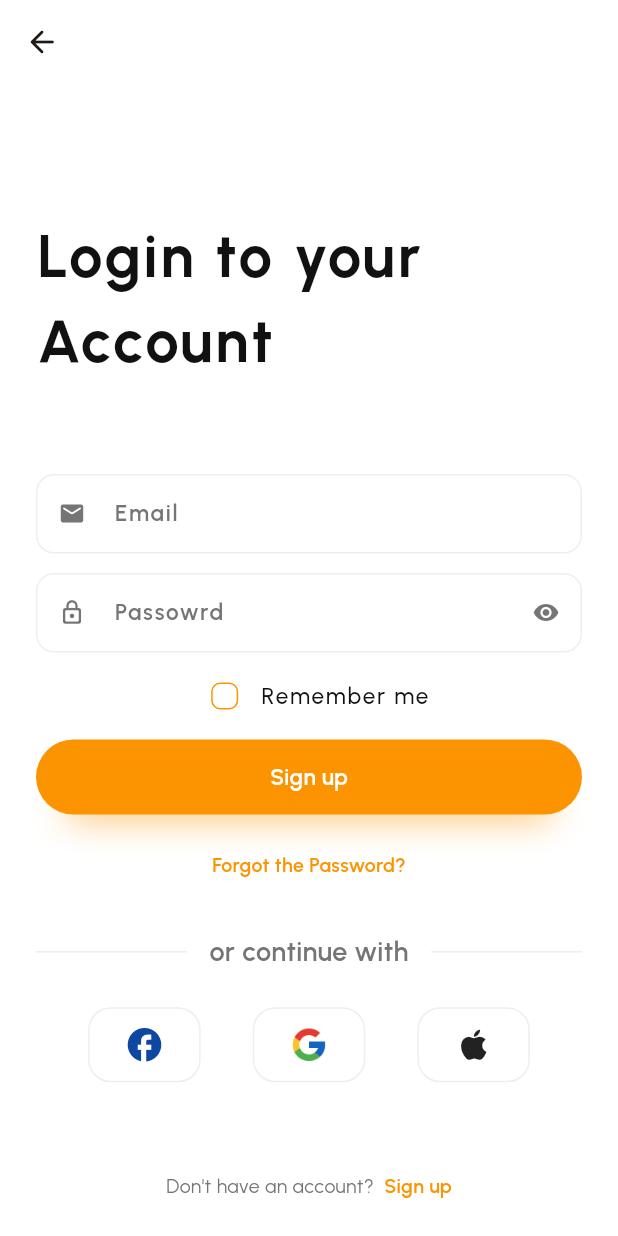
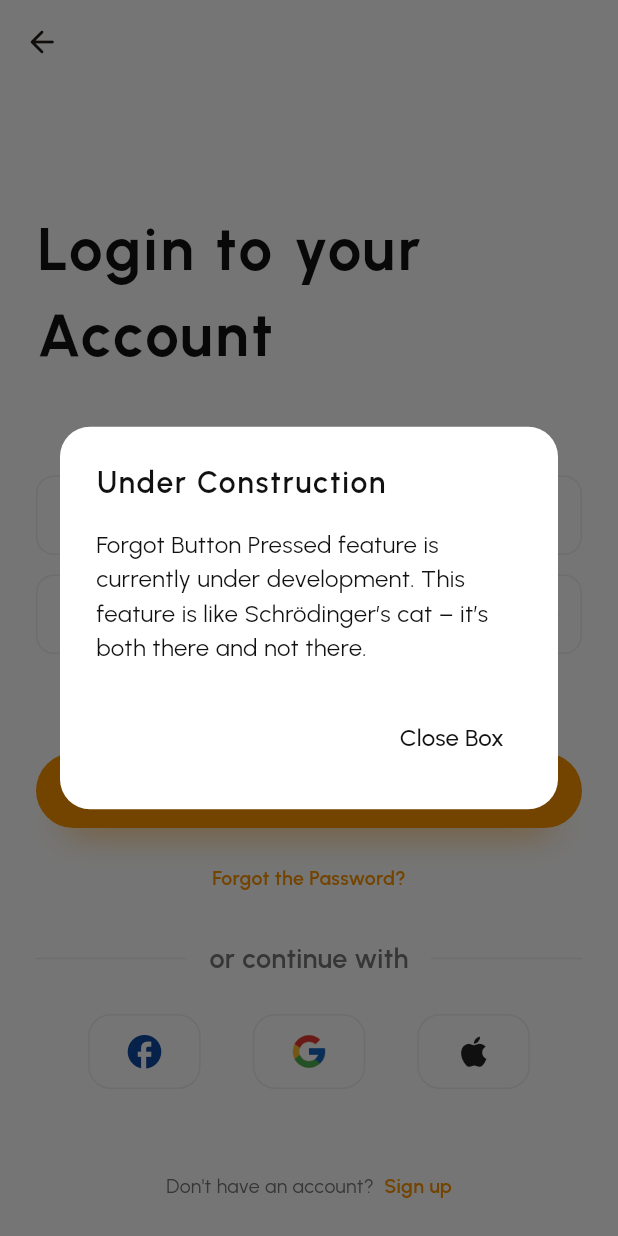
Before and after one commit to Gaurav-Kushwaha-1225/Casca, a Flutter app: the LoginPage3 screen opened by its route, after a tap on "Forgot the Password?", on a phone screen of 412 x 824 dp. Run offline on Flutter 3.47's test engine with Material 3 defaults, Android fonts, the light colour scheme and no system bars; our stand-ins replace go_router, google_fonts, sqflite; accounts and stored records are empty.

Commit message:
Login Page Text Field Completed

```diff
--- a/lib/screens/login_page/login_page_3/login_page_3.dart
+++ b/lib/screens/login_page/login_page_3/login_page_3.dart
@@ -14,6 +14,7 @@ import 'package:go_router/go_router.dart';
 import 'package:google_fonts/google_fonts.dart';
 
 import '../../../utils/routes_consts.dart';
+import '../../../widgets/under_development_feature.dart';
 
 class LoginPage3 extends StatefulWidget {
   const LoginPage3({super.key});
@@ -29,6 +30,19 @@ class _LoginPage3State extends State<LoginPage3> {
   final TextEditingController passwordTextEditingController =
       TextEditingController();
   final FocusNode passwordFocusNode = FocusNode();
+
+  String? errorEmailValue;
+  final GlobalKey<FormState> emailKey = GlobalKey();
+
+  String? errorPasswordValue;
+  final GlobalKey<FormState> passwordKey = GlobalKey();
+
+  bool _showPassword = false;
+  void _togglevisibility() {
+    setState(() {
+      _showPassword = !_showPassword;
+    });
+  }
 
   bool loginPasswordRememberMe = false;
   @override
@@ -49,19 +63,31 @@ class _LoginPage3State extends State<LoginPage3> {
             const Expanded(child: SizedBox()),
             Container(
                 margin: const EdgeInsets.only(
-                  left: 24, right: 24, bottom: 25, top: 50),
-              child: const MainText(
-                text: "Login to your\nAccount",
-              ),
-            ),
+                    left: 24, right: 24, bottom: 35, top: 50),
+                child: const MainText(text: "Login to your\nAccount")),
             const Expanded(child: SizedBox()),
             Container(
               margin: const EdgeInsets.only(left: 24, right: 24, bottom: 13),
-              height: 53,
+              child: Form(
+                key: emailKey,
                 child: TextFormField(
                   autofocus: false,
                   focusNode: emailFocusNode,
                   controller: emailTextEditingController,
+                  cursorColor: Theme.of(context).brightness == Brightness.light
+                      ? Constants.lightTextColor
+                      : Constants.darkTextColor,
+                  validator: (value) {
+                    final bool emailValid = RegExp(
+                            r"^[a-zA-Z0-9.a-zA-Z0-9.!#$%&'*+-/=?^_`{|}~]+@[a-zA-Z0-9]+\.[a-zA-Z]+")
+                        .hasMatch(value!);
+                    if (!emailValid) {
+                      return "Please enter a valid email address.";
+                    } else {
+                      return null;
+                    }
+                  },
+                  keyboardType: TextInputType.emailAddress,
                   style: GoogleFonts.urbanist(
                       decoration: TextDecoration.none,
                       fontSize: 15,
@@ -72,6 +98,17 @@ class _LoginPage3State extends State<LoginPage3> {
                       letterSpacing: 1.2,
                       fontStyle: FontStyle.normal),
                   decoration: InputDecoration(
+                      errorText: errorEmailValue,
+                      errorStyle: GoogleFonts.urbanist(
+                          decoration: TextDecoration.none,
+                          fontSize: 10,
+                          fontWeight: FontWeight.w600,
+                          color: Theme.of(context).brightness == Brightness.light
+                              ? Colors.red.shade600
+                              : Colors.red.shade300,
+                          letterSpacing: 1.2,
+                          fontStyle: FontStyle.normal),
+                      contentPadding: const EdgeInsets.symmetric(vertical: 15),
                       enabledBorder: OutlineInputBorder(
                           borderSide: BorderSide(
                               color:
@@ -84,19 +121,7 @@ class _LoginPage3State extends State<LoginPage3> {
                       // TODO: prefix icon color when in focus
                       prefixIcon: Icon(
                         Icons.mail_rounded,
-                      color:
-                          // (emailFocusNode ==
-                          //             FocusManager.instance.primaryFocus) &&
-                          //         Theme.of(context).brightness == Brightness.light
-                          //     ? Constants.lightSecondary
-                          //     : (emailFocusNode ==
-                          //                 FocusManager.instance.primaryFocus) &&
-                          //             Theme.of(context).brightness ==
-                          //                 Brightness.dark
-                          //         ? Constants.darkSecondary
-                          //         : (emailFocusNode !=
-                          //                     FocusManager.instance.primaryFocus) &&
-                          Theme.of(context).brightness == Brightness.light
+                        color: Theme.of(context).brightness == Brightness.light
                             ? Colors.grey.shade600
                             : Colors.grey.shade300,
                         size: 18,
@@ -112,29 +137,9 @@ class _LoginPage3State extends State<LoginPage3> {
                           letterSpacing: 1.2,
                           fontStyle: FontStyle.normal),
                       // TODO: Change fill color according to UI when in focus and dark theme or light theme
-                    fillColor:
-                        // (emailFocusNode ==
-                        //             FocusManager.instance.primaryFocus) &&
-                        //         Theme.of(context).brightness == Brightness.light
-                        //     ? Constants.lightSecondary
-                        //     : (emailFocusNode == FocusManager.instance.primaryFocus) &&
-                        //             Theme.of(context).brightness == Brightness.dark
-                        //         ? Constants.darkSecondary
-                        //         : (emailFocusNode != FocusManager.instance.primaryFocus) &&
-                        Theme.of(context).brightness == Brightness.light
+                      fillColor: Theme.of(context).brightness == Brightness.light
                           ? Constants.lightCardFillColor
                           : Constants.darkCardFillColor,
-                    // focusColor: (emailFocusNode ==
-                    //             FocusManager.instance.primaryFocus) &&
-                    //         Theme.of(context).brightness == Brightness.light
-                    //     ? Constants.lightSecondary
-                    //     : (emailFocusNode == FocusManager.instance.primaryFocus) &&
-                    //             Theme.of(context).brightness == Brightness.dark
-                    //         ? Constants.darkSecondary
-                    //         : (emailFocusNode != FocusManager.instance.primaryFocus) &&
-                    //                 Theme.of(context).brightness == Brightness.light
-                    //             ? Constants.lightSecondary.withOpacity(0.05)
-                    //             : Constants.darkSecondary.withOpacity(0.05),
                       filled: true,
                       focusedBorder: OutlineInputBorder(
                           borderSide: BorderSide(
@@ -142,18 +147,33 @@ class _LoginPage3State extends State<LoginPage3> {
                                   Theme.of(context).brightness == Brightness.light
                                       ? Constants.lightSecondary
                                       : Constants.darkSecondary),
-                        borderRadius:
-                            const BorderRadius.all(Radius.circular(12)),
-                        gapPadding: 24)),
+                          borderRadius: const BorderRadius.all(Radius.circular(12)),
+                          gapPadding: 24),
+                      focusedErrorBorder: OutlineInputBorder(borderSide: BorderSide(color: Theme.of(context).brightness == Brightness.light ? Colors.red.shade600 : Colors.red.shade300), borderRadius: const BorderRadius.all(Radius.circular(12)), gapPadding: 24),
+                      errorBorder: OutlineInputBorder(borderSide: BorderSide(color: Theme.of(context).brightness == Brightness.light ? Colors.red.shade200 : Colors.red.shade300), borderRadius: const BorderRadius.all(Radius.circular(12)), gapPadding: 24)),
+                ),
               ),
             ),
             Container(
-              margin: const EdgeInsets.only(left: 24, right: 24, bottom: 5),
-              height: 53,
+              margin: const EdgeInsets.only(left: 24, right: 24, bottom: 13),
+              child: Form(
+                key: passwordKey,
                 child: TextFormField(
                   autofocus: false,
                   focusNode: passwordFocusNode,
                   controller: passwordTextEditingController,
+                  obscureText: !_showPassword,
+                  cursorColor: Theme.of(context).brightness == Brightness.light
+                      ? Constants.lightTextColor
+                      : Constants.darkTextColor,
+                  validator: (value) {
+                    if (value!.isEmpty) {
+                      return "Please enter password.";
+                    } else {
+                      return null;
+                    }
+                  },
+                  keyboardType: TextInputType.text,
                   style: GoogleFonts.urbanist(
                       decoration: TextDecoration.none,
                       fontSize: 15,
@@ -164,6 +184,17 @@ class _LoginPage3State extends State<LoginPage3> {
                       letterSpacing: 1.2,
                       fontStyle: FontStyle.normal),
                   decoration: InputDecoration(
+                      errorText: errorPasswordValue,
+                      errorStyle: GoogleFonts.urbanist(
+                          decoration: TextDecoration.none,
+                          fontSize: 10,
+                          fontWeight: FontWeight.w600,
+                          color: Theme.of(context).brightness == Brightness.light
+                              ? Colors.red.shade600
+                              : Colors.red.shade300,
+                          letterSpacing: 1.2,
+                          fontStyle: FontStyle.normal),
+                      contentPadding: const EdgeInsets.symmetric(vertical: 15),
                       enabledBorder: OutlineInputBorder(
                           borderSide: BorderSide(
                               color:
@@ -176,44 +207,26 @@ class _LoginPage3State extends State<LoginPage3> {
                       // TODO: prefix icon color when in focus
                       prefixIcon: Icon(
                         Icons.lock_outline_rounded,
+                        color: Theme.of(context).brightness == Brightness.light
+                                ? Colors.grey.shade600
+                                : Colors.grey.shade300,
+                        size: 18,
+                      ),
+                      // TODO: Suffix icon change when pressed
+                      suffixIcon: GestureDetector(
+                        onTap: () {
+                          _togglevisibility();
+                        },
+                        child: Icon(
+                          _showPassword ? Icons.visibility_rounded : Icons.visibility_off_rounded,
                           color:
-                          // (passwordFocusNode ==
-                          //             FocusManager.instance.primaryFocus) &&
-                          //         Theme.of(context).brightness == Brightness.light
-                          //     ? Constants.lightSecondary
-                          //     : (passwordFocusNode ==
-                          //                 FocusManager.instance.primaryFocus) &&
-                          //             Theme.of(context).brightness ==
-                          //                 Brightness.dark
-                          //         ? Constants.darkSecondary
-                          //         : (passwordFocusNode !=
-                          //                     FocusManager.instance.primaryFocus) &&
                               Theme.of(context).brightness == Brightness.light
                                   ? Colors.grey.shade600
                                   : Colors.grey.shade300,
                           size: 18,
                         ),
-                    // TODO: Suffix icon change when pressed
-                    suffixIcon: Icon(
-                      Icons.remove_red_eye_rounded,
-                      color:
-                          // (passwordFocusNode ==
-                          //             FocusManager.instance.primaryFocus) &&
-                          //         Theme.of(context).brightness == Brightness.light
-                          //     ? Constants.lightSecondary
-                          //     : (passwordFocusNode ==
-                          //                 FocusManager.instance.primaryFocus) &&
-                          //             Theme.of(context).brightness ==
-                          //                 Brightness.dark
-                          //         ? Constants.darkSecondary
-                          //         : (passwordFocusNode !=
-                          //                     FocusManager.instance.primaryFocus) &&
-                          Theme.of(context).brightness == Brightness.light
-                              ? Colors.grey.shade600
-                              : Colors.grey.shade300,
-                      size: 18,
                       ),
-                    hintText: 'Passowrd',
+                      hintText: 'Password',
                       hintStyle: GoogleFonts.urbanist(
                           decoration: TextDecoration.none,
                           fontSize: 15,
@@ -225,28 +238,9 @@ class _LoginPage3State extends State<LoginPage3> {
                           fontStyle: FontStyle.normal),
                       // TODO: Change fill color according to UI when in focus and dark theme or light theme
                       fillColor:
-                        // (passwordFocusNode ==
-                        //             FocusManager.instance.primaryFocus) &&
-                        //         Theme.of(context).brightness == Brightness.light
-                        //     ? Constants.lightSecondary
-                        //     : (passwordFocusNode == FocusManager.instance.primaryFocus) &&
-                        //             Theme.of(context).brightness == Brightness.dark
-                        //         ? Constants.darkSecondary
-                        //         : (passwordFocusNode != FocusManager.instance.primaryFocus) &&
                           Theme.of(context).brightness == Brightness.light
                               ? Constants.lightCardFillColor
                               : Constants.darkCardFillColor,
-                    // focusColor: (passwordFocusNode ==
-                    //             FocusManager.instance.primaryFocus) &&
-                    //         Theme.of(context).brightness == Brightness.light
-                    //     ? Constants.lightSecondary
-                    //     : (passwordFocusNode == FocusManager.instance.primaryFocus) &&
-                    //             Theme.of(context).brightness == Brightness.dark
-                    //         ? Constants.darkSecondary
-                    //         : (passwordFocusNode != FocusManager.instance.primaryFocus) &&
-                    //                 Theme.of(context).brightness == Brightness.light
-                    //             ? Constants.lightSecondary.withOpacity(0.05)
-                    //             : Constants.darkSecondary.withOpacity(0.05),
                       filled: true,
                       focusedBorder: OutlineInputBorder(
                           borderSide: BorderSide(
@@ -256,7 +250,10 @@ class _LoginPage3State extends State<LoginPage3> {
                                       : Constants.darkSecondary),
                           borderRadius:
                               const BorderRadius.all(Radius.circular(12)),
-                        gapPadding: 24)),
+                          gapPadding: 24),
+                          focusedErrorBorder: OutlineInputBorder(borderSide: BorderSide(color: Theme.of(context).brightness == Brightness.light ? Colors.red.shade600 : Colors.red.shade300), borderRadius: const BorderRadius.all(Radius.circular(12)), gapPadding: 24),
+                          errorBorder: OutlineInputBorder(borderSide: BorderSide(color: Theme.of(context).brightness == Brightness.light ? Colors.red.shade200 : Colors.red.shade300), borderRadius: const BorderRadius.all(Radius.circular(12)), gapPadding: 24)),
+                ),
               ),
             ),
             RememberMeCheckBox(passwordRememberMe: loginPasswordRememberMe),
@@ -264,21 +261,28 @@ class _LoginPage3State extends State<LoginPage3> {
               height: 5,
             ),
             ScreenWidthButton(
-              text: "Sign up",
+              text: "Sign in",
               route: CascaRoutesNames.testingPage,
               buttonFunc: () {
+                final bool isValidEmail = emailKey.currentState!.validate();
+                final bool isValidPassword = passwordKey.currentState!.validate();
+                // log(emailTextEditingController.text);
+                // log(passwordTextEditingController.text);
+                if(isValidEmail && isValidPassword) {
                   GoRouter.of(context).pushNamed(CascaRoutesNames.testingPage);
-                log("Worked Fine :)");
-              },
-            ),
+                }
+              }),
             Container(
               margin: const EdgeInsets.only(left: 24, right: 24, top: 24),
               alignment: Alignment.center,
               child: GestureDetector(
                 onTap: () {
                   log('Forgot Password');
-                  // GoRouter.of(context)
-                  //     .pushNamed(CascaRoutesNames.loginPage2);
+                  showDialog(
+                      context: context,
+                      builder: (ctx) => const UnderDevelopmentFeature(
+                          text:
+                              "Forgot Button Pressed feature is currently under development."));
                 },
                 child: Text("Forgot the Password?",
                     style: GoogleFonts.urbanist(
@@ -302,8 +306,10 @@ class _LoginPage3State extends State<LoginPage3> {
               text_2: " Sign up",
               route: CascaRoutesNames.loginPage2,
               buttonFunc: () {
-                GoRouter.of(context).pushReplacementNamed(CascaRoutesNames.loginPage2);
-              },),
+                GoRouter.of(context)
+                    .pushReplacementNamed(CascaRoutesNames.loginPage2);
+              },
+            ),
           ]),
     );
   }
--- a/lib/widgets/under_development_feature.dart
+++ b/lib/widgets/under_development_feature.dart
@@ -16,7 +16,7 @@ class _UnderDevelopmentFeatureState extends State<UnderDevelopmentFeature> {
   @override
   Widget build(BuildContext context) {
     return AlertDialog(
-      title: Text("Under Construction 🚧",
+      title: Text("Under Construction",
           style: GoogleFonts.urbanist(
               fontSize: 20,
               fontWeight: FontWeight.w600,
@@ -28,14 +28,13 @@ class _UnderDevelopmentFeatureState extends State<UnderDevelopmentFeature> {
       shape: RoundedRectangleBorder(
         borderRadius: BorderRadius.circular(20.0),
       ),
-      elevation: 5.0,
       backgroundColor: Theme.of(context).brightness == Brightness.light
           ? Constants.lightCardFillColor
           : Constants.darkCardFillColor,
       content: Text(
           "${widget.text} This feature is like Schrödinger’s cat – it’s both there and not there.",
           style: GoogleFonts.urbanist(
-              fontSize: 17,
+              fontSize: 16,
               color: Theme.of(context).brightness == Brightness.light
                   ? Constants.lightTextColor
                   : Constants.darkTextColor,
@@ -43,7 +42,7 @@ class _UnderDevelopmentFeatureState extends State<UnderDevelopmentFeature> {
       actions: [
         TextButton(
           onPressed: () => Navigator.pop(context),
-          child: Text('Close the wormhole',
+          child: Text('Close Box',
               style: GoogleFonts.urbanist(
                   fontSize: 16,
                   color: Theme.of(context).brightness == Brightness.light
```
Lines whose indentation alone changed are shown as unchanged.
